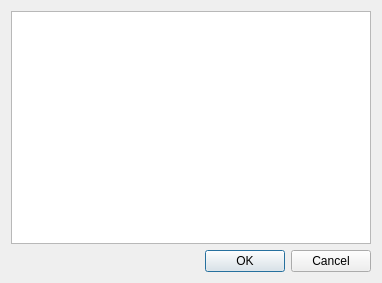
Old version of the form src/gui/engineoptiondialog.ui in the repository madnight/chessx.
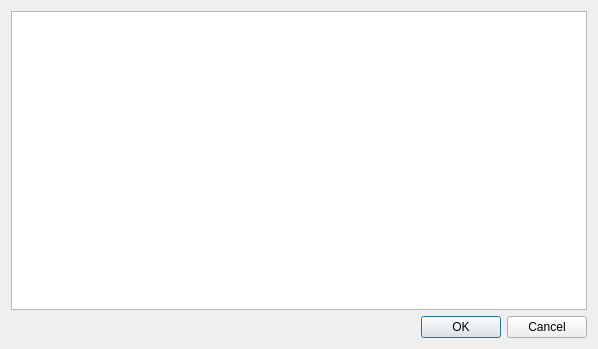
New version of the form. Custom widgets are drawn as their Qt base class.

Diff of the .ui file:
```diff
--- a/src/gui/engineoptiondialog.ui
+++ b/src/gui/engineoptiondialog.ui
@@ -6,8 +6,8 @@
    <rect>
     <x>0</x>
     <y>0</y>
-    <width>382</width>
-    <height>283</height>
+    <width>598</width>
+    <height>349</height>
    </rect>
   </property>
   <property name="windowTitle">
```
Left out of the diff: 2 changed lines with no effect on the pictures.
